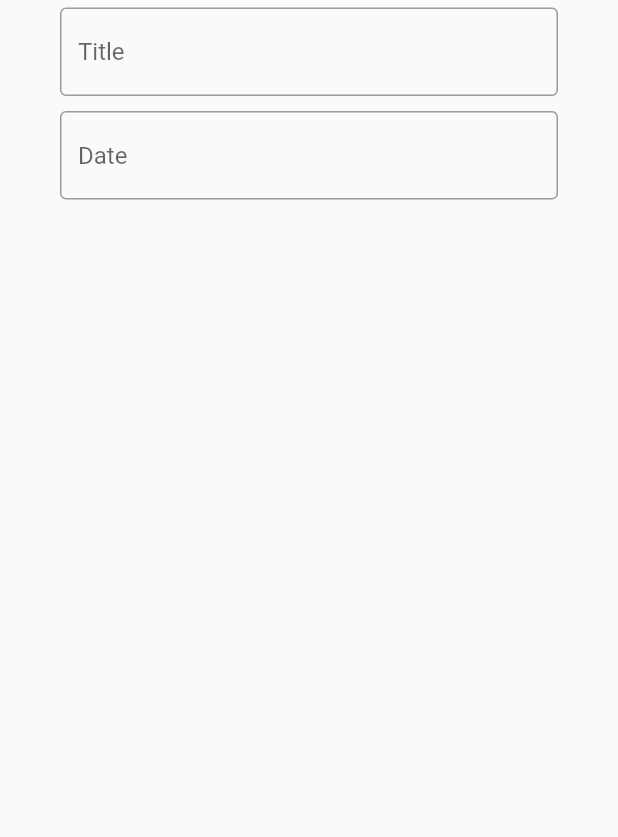
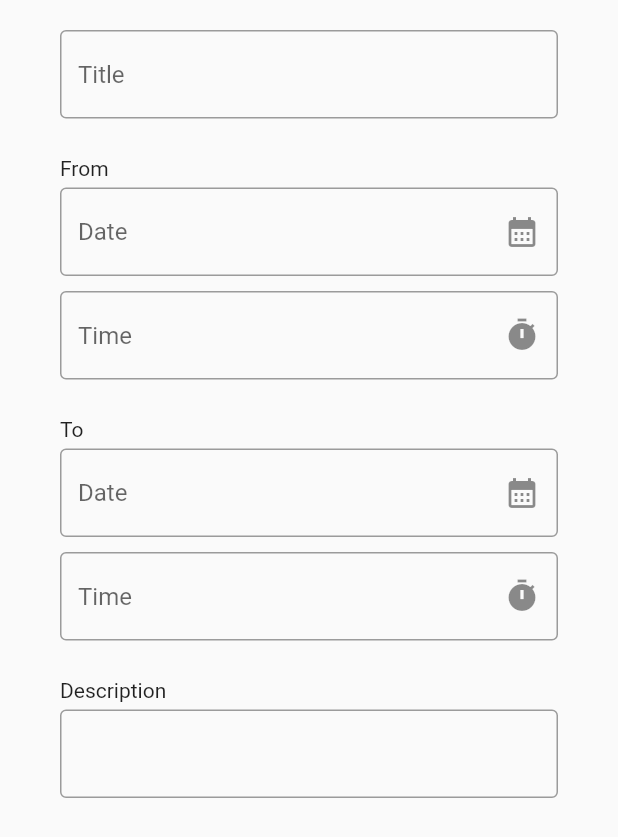
Before and after one commit to What-s-CalU/Front_End, a Flutter app: the AddEventPage screen opened directly, on a phone screen of 412 x 824 dp. Shown: the top 837 px of the screen. Run offline on Flutter 3.47's test engine with Material 2 defaults, Android fonts, the phone set to English and light mode, and no system bars; our stand-ins replace syncfusion_flutter_calendar; missing offline and left inert: http_status_code.

Commit message:
not fully complete add event page

```diff
--- a/flutter_application/lib/AddEventPage.dart
+++ b/flutter_application/lib/AddEventPage.dart
@@ -1,4 +1,5 @@
 import 'package:flutter/material.dart';
+import 'package:intl/intl.dart';
 
 class AddEventPage extends StatefulWidget {
   const AddEventPage({super.key});
@@ -17,6 +18,11 @@ class AddEventPage extends StatefulWidget {
 }
 
 class _AddEventPageState extends State<AddEventPage> {
+  final TextEditingController _ToTimeController = TextEditingController();
+  final TextEditingController _ToDateController = TextEditingController();
+  final TextEditingController _FromTimeController = TextEditingController();
+  final TextEditingController _FromDateController = TextEditingController();
+  final TextEditingController _TitleController = TextEditingController();
   Color mainColor = const Color(0xff083c74);
 
   @override
@@ -32,26 +38,124 @@ class _AddEventPageState extends State<AddEventPage> {
       body: ListView(
         children: <Widget>[
           Padding(
-            padding: const EdgeInsets.fromLTRB(40, 5, 40, 5),
+            padding: const EdgeInsets.fromLTRB(40, 20, 40, 5),
             child: TextField(
               decoration: InputDecoration(
                   hintText: "Title", border: const OutlineInputBorder()),
             ),
           ),
           Padding(
+            padding: const EdgeInsets.fromLTRB(40, 20, 40, 0),
+            child: Text("From"),
+          ),
+          Padding(
+            padding: const EdgeInsets.fromLTRB(40, 5, 40, 5),
+            child: TextField(
+              controller: _FromDateController,
+              decoration: InputDecoration(
+                  suffixIcon: GestureDetector(
+                    onTap: () async {
+                      DateTime? pickedDate = await showDatePicker(
+                        context: context,
+                        initialDate: DateTime.now(),
+                        firstDate: DateTime.now(),
+                        lastDate: DateTime(2030),
+                      );
+                      if (pickedDate != null) {
+                        String formattedDate =
+                            DateFormat("MM/dd/yyyy").format(pickedDate);
+                        _FromDateController.text = formattedDate.toString();
+                      }
+                    },
+                    child: const Icon(Icons.calendar_month),
+                  ),
+                  hintText: "Date",
+                  border: const OutlineInputBorder()),
+            ),
+          ),
+          Padding(
+            padding: const EdgeInsets.fromLTRB(40, 5, 40, 5),
+            child: TextField(
+              controller: _FromTimeController,
+              decoration: InputDecoration(
+                  suffixIcon: GestureDetector(
+                    onTap: () async {
+                      final TimeOfDay? time = await showTimePicker(
+                          context: context, initialTime: TimeOfDay.now());
+                      if (time != null) {
+                        setState(() {
+                          _ToTimeController.text = time.format(context);
+                        });
+                      }
+                    },
+                    child: const Icon(Icons.timer),
+                  ),
+                  hintText: "Time",
+                  border: const OutlineInputBorder()),
+            ),
+          ),
+          Padding(
+            padding: const EdgeInsets.fromLTRB(40, 20, 40, 0),
+            child: Text("To"),
+          ),
+          Padding(
+            padding: const EdgeInsets.fromLTRB(40, 5, 40, 5),
+            child: TextField(
+              controller: _ToDateController,
+              decoration: InputDecoration(
+                  suffixIcon: GestureDetector(
+                    onTap: () async {
+                      DateTime? pickedDate = await showDatePicker(
+                        context: context,
+                        initialDate: DateTime.now(),
+                        firstDate: DateTime.now(),
+                        lastDate: DateTime(2030),
+                      );
+                      if (pickedDate != null) {
+                        String formattedDate =
+                            DateFormat("MM/dd/yyyy").format(pickedDate);
+                        _ToDateController.text = formattedDate.toString();
+                      }
+                    },
+                    child: const Icon(Icons.calendar_month),
+                  ),
+                  hintText: "Date",
+                  border: const OutlineInputBorder()),
+            ),
+          ),
+          Padding(
+            padding: const EdgeInsets.fromLTRB(40, 5, 40, 5),
+            child: TextField(
+              controller: _ToTimeController,
+              decoration: InputDecoration(
+                  suffixIcon: GestureDetector(
+                    onTap: () async {
+                      final TimeOfDay? time = await showTimePicker(
+                          context: context, initialTime: TimeOfDay.now());
+                      if (time != null) {
+                        setState(() {
+                          _ToTimeController.text = time.format(context);
+                        });
+                      }
+                    },
+                    child: const Icon(Icons.timer),
+                  ),
+                  hintText: "Time",
+                  border: const OutlineInputBorder()),
+            ),
+          ),
+          Padding(
+            padding: const EdgeInsets.fromLTRB(40, 20, 40, 0),
+            child: Text("Description"),
+          ),
+          Padding(
             padding: const EdgeInsets.fromLTRB(40, 5, 40, 5),
             child: TextField(
               decoration: InputDecoration(
-                  hintText: "Date", border: const OutlineInputBorder()),
+                  border: OutlineInputBorder(
+                      borderSide: BorderSide(width: 2, color: mainColor))),
             ),
           ),
-          Row(
-            children: <Widget>[
-              //from date
-              //to date
-              //am/pm
-            ],
-          )
         ],
       ),
     );
--- a/flutter_application/lib/main.dart
+++ b/flutter_application/lib/main.dart
@@ -1,6 +1,7 @@
 // ignore_for_file: prefer_const_constructors
 
 import 'package:flutter/material.dart';
+import 'package:flutter_application_1/AddEventPage.dart';
 import 'LoginPage.dart';
 import 'package:syncfusion_flutter_calendar/calendar.dart';
 import 'package:http/http.dart' as http;
@@ -18,7 +19,7 @@ class MyApp extends StatelessWidget {
   @override
   Widget build(BuildContext context) {
     return MaterialApp(
-      home: MyLoginPage(title: 'Login Page'),
+      home: AddEventPage(),
     );
   }
 }
```
